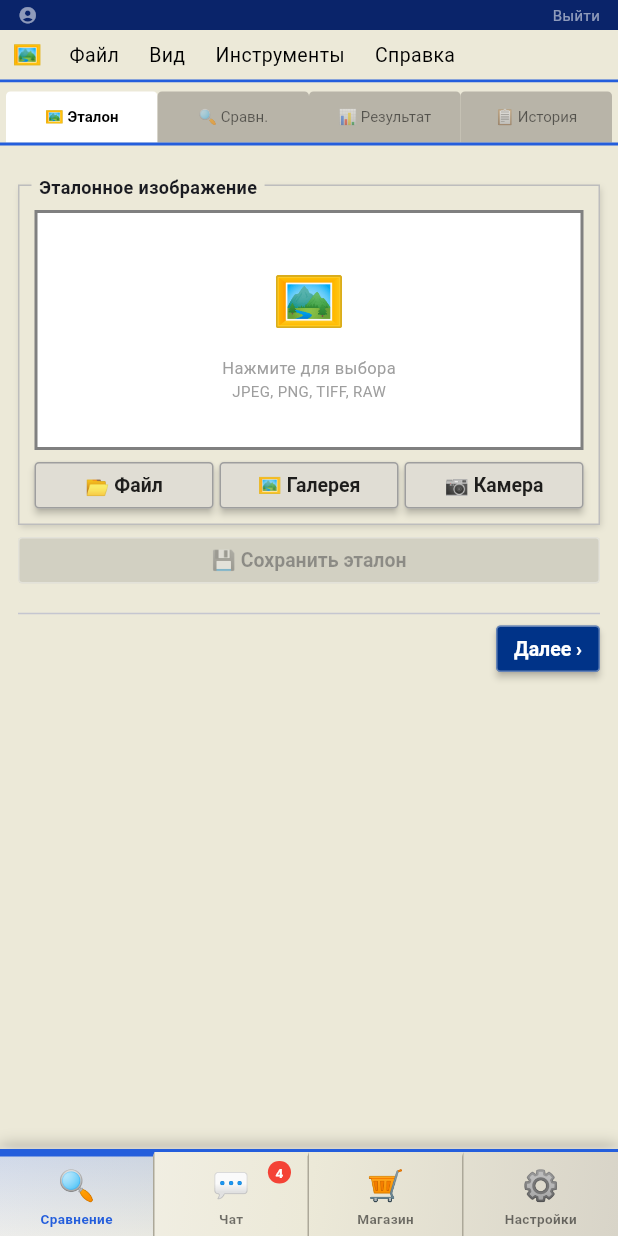
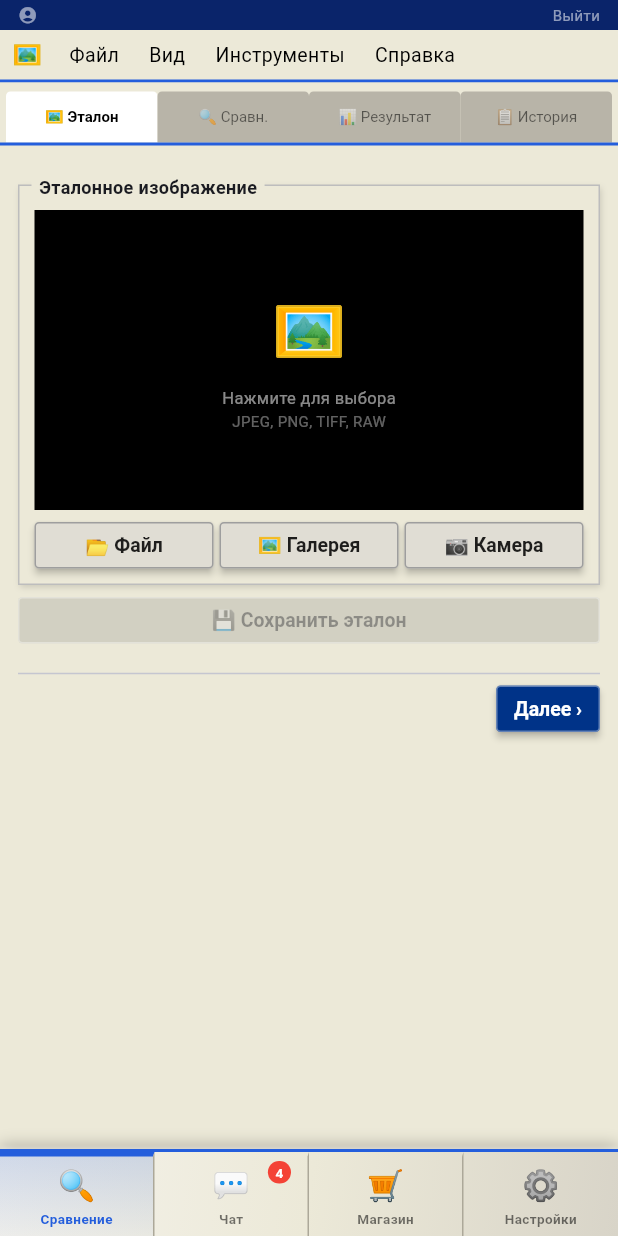
Before and after one commit to ppvesna/foto-compare, a Flutter app: the screen it shows once a user with an empty profile is signed in, on a phone screen of 412 x 824 dp. Run offline on Flutter 3.47's test engine with Material 3 defaults, Android fonts, the phone set to English and light mode, and no system bars; our stand-ins replace image_picker, sqflite, supabase_flutter; missing offline and left inert: google_mlkit_text_recognition, mobile_scanner; accounts and stored records are empty.

Commit message:
Redesign Эталон tab: ref1+ref2 merge overlay + AI quality check
- Эталонное изображение: black bg, BoxFit.contain, height 200
- Наложить и совместить: works with two reference shots (ref1 static,
  ref2 draggable via InteractiveViewer); independent of cmpImg
- OpenCV объединить: ORB align + average pixels + auto-save as new ref
- AI анализ качества эталона: Claude quality check inline
- Added _pickRef2, _mergeRefImages, _analyzeReferenceWithAi
- Added AiCompareService.analyzeReference

https://claude.ai/code/session_01SYdGBKvBkUENM7TUXVJdMv

```diff
--- a/lib/screens/compare_screen.dart
+++ b/lib/screens/compare_screen.dart
@@ -49,6 +49,9 @@ class _CompareScreenState extends State<CompareScreen>
   Uint8List? _refAligned;
   Uint8List? _cmpAligned;
   Uint8List? _cmpOriginal; // оригинал до перспективы (для сброса)
+  Uint8List? _ref2Img;     // второй снимок эталона для объединения
+  AiAnalysis? _refAiResult;
+  bool _refAiLoading = false;
 
   // Ручное наложение на вкладке Эталон
   final _overlayCtrl = TransformationController();
@@ -193,6 +196,61 @@ class _CompareScreenState extends State<CompareScreen>
       _cmpAligned = cmp ?? _cmpImg;
     });
     _runCompare();
+  }
+
+  // ── Второй эталон: выбор ─────────────────────────
+  Future<void> _pickRef2(ImageSource source) async {
+    final x = await _picker.pickImage(source: source, imageQuality: 92);
+    if (x == null) return;
+    final bytes = await x.readAsBytes();
+    if (mounted) {
+      setState(() {
+        _ref2Img = bytes;
+        _overlayCtrl.value = Matrix4.identity();
+      });
+    }
+  }
+
+  // ── Объединение двух эталонов через OpenCV ────────
+  Future<void> _mergeRefImages() async {
+    if (_refImg == null || _ref2Img == null) return;
+    setState(() => _stacking = true);
+    try {
+      final aligned = await OpenCvService.alignImages(_refImg!, _ref2Img!);
+      final merged  = await compute(_averageImages, [_refImg!, aligned]);
+      if (!mounted) return;
+      final now = DateTime.now();
+      final label =
+          '${now.day.toString().padLeft(2,'0')}.${now.month.toString().padLeft(2,'0')}.${now.year}';
+      await ReferenceStorage.save(merged, label: label);
+      setState(() {
+        _refImg        = merged;
+        _refAligned    = null;
+        _ref2Img       = null;
+        _savedRefLabel = label;
+        _overlayCtrl.value = Matrix4.identity();
+      });
+      xpDlg(context, 'Готово', 'Два снимка объединены и сохранены как эталон.');
+    } catch (e) {
+      if (mounted) xpDlg(context, 'Ошибка', e.toString());
+    } finally {
+      if (mounted) setState(() => _stacking = false);
+    }
+  }
+
+  // ── AI анализ качества эталона ───────────────────
+  Future<void> _analyzeReferenceWithAi() async {
+    if (_refImg == null) return;
+    setState(() { _refAiLoading = true; _refAiResult = null; });
+    try {
+      // Отправляем эталон дважды — Claude оценивает его качество как образца
+      final result = await AiCompareService.analyzeReference(_refImg!);
+      if (mounted) setState(() => _refAiResult = result);
+    } catch (e) {
+      if (mounted) xpDlg(context, 'Ошибка AI', e.toString());
+    } finally {
+      if (mounted) setState(() => _refAiLoading = false);
+    }
   }
 
   // ── AI анализ через Claude Vision ─────────────────
@@ -660,68 +718,49 @@ class _CompareScreenState extends State<CompareScreen>
     return SingleChildScrollView(
       padding: const EdgeInsets.all(12),
       child: Column(children: [
+        // ── Эталонное изображение ────────────────────
         XpGroup(
             label: 'Эталонное изображение',
             child: Column(children: [
               GestureDetector(
                 onTap: () => _pickImage(true),
                 child: Container(
-                  height: 160,
+                  height: 200,
                   width: double.infinity,
-                  decoration: BoxDecoration(
-                    border: Border.all(
-                        color: _refImg != null
-                            ? AppTheme.blue
-                            : AppTheme.border,
-                        width: 2),
-                    color: Colors.white,
-                  ),
+                  color: Colors.black,
                   child: _stacking
                       ? const Center(child: Column(
                           mainAxisSize: MainAxisSize.min,
                           children: [
-                            CircularProgressIndicator(),
+                            CircularProgressIndicator(color: Colors.white),
                             SizedBox(height: 8),
-                            Text('Усреднение снимков...',
-                                style: TextStyle(fontSize: 11)),
+                            Text('Объединение снимков...',
+                                style: TextStyle(fontSize: 11, color: Colors.white70)),
                           ]))
                       : _refImg != null
-                      ? Image.memory(_refImg!, fit: BoxFit.cover)
+                      ? Image.memory(_refImg!, fit: BoxFit.contain)
                       : const Column(
                           mainAxisAlignment: MainAxisAlignment.center,
                           children: [
-                            Text('🖼️',
-                                style: TextStyle(fontSize: 40)),
+                            Text('🖼️', style: TextStyle(fontSize: 40)),
                             SizedBox(height: 8),
                             Text('Нажмите для выбора',
-                                style: TextStyle(
-                                    fontSize: 11,
-                                    color: Colors.grey)),
+                                style: TextStyle(fontSize: 11, color: Colors.white54)),
                             Text('JPEG, PNG, TIFF, RAW',
-                                style: TextStyle(
-                                    fontSize: 10,
-                                    color: Colors.grey)),
+                                style: TextStyle(fontSize: 10, color: Colors.white38)),
                           ]),
                 ),
               ),
               const SizedBox(height: 8),
               Row(children: [
-                Expanded(
-                    child: XpBtn(
-                        label: '📂 Файл',
-                        onPressed: () => _pickImage(true))),
+                Expanded(child: XpBtn(label: '📂 Файл',    onPressed: () => _pickImage(true))),
                 const SizedBox(width: 4),
-                Expanded(
-                    child: XpBtn(
-                        label: '🖼️ Галерея',
-                        onPressed: () => _pickImage(true))),
+                Expanded(child: XpBtn(label: '🖼️ Галерея', onPressed: () => _pickImage(true))),
                 const SizedBox(width: 4),
-                Expanded(
-                    child: XpBtn(
-                        label: '📷 Камера',
-                        onPressed: () => _pickImage(true))),
+                Expanded(child: XpBtn(label: '📷 Камера',  onPressed: () => _pickImage(true))),
               ]),
             ])),
+
         if (_savedRefLabel != null)
           Container(
             margin: const EdgeInsets.only(top: 8),
@@ -733,7 +772,7 @@ class _CompareScreenState extends State<CompareScreen>
             child: Row(children: [
               const Text('💾', style: TextStyle(fontSize: 14)),
               const SizedBox(width: 6),
-              Expanded(child: Text('Эталон сохранён: $_savedRefLabel',
+              Expanded(child: Text('Сохранён: $_savedRefLabel',
                   style: const TextStyle(fontSize: 11, color: AppTheme.simHigh))),
               XpBtn(label: '🗑 Сбросить', danger: true, onPressed: _clearReference),
             ]),
@@ -745,71 +784,66 @@ class _CompareScreenState extends State<CompareScreen>
               primary: true,
               onPressed: _refImg != null ? _saveReference : null)),
         ]),
-        if (_cmpImg != null)
+
+        // ── Наложить и совместить ────────────────────
+        if (_refImg != null) ...[
+          const SizedBox(height: 8),
           XpGroup(
               label: 'Наложить и совместить',
-              child: Column(children: [
+              child: Column(crossAxisAlignment: CrossAxisAlignment.stretch, children: [
+                // Если второй снимок не загружен — кнопки выбора
+                if (_ref2Img == null) ...[
                   const Text(
-                    'Перетащите фото поверх эталона. Совместите — нажмите ОК.',
-                    style: TextStyle(fontSize: 11, color: Colors.grey)),
-                const SizedBox(height: 8),
-                // Overlay viewer
+                      'Загрузите второй снимок эталона для объединения.\n'
+                      'OpenCV выровняет и усреднит оба снимка.',
+                      style: TextStyle(fontSize: 11, color: Colors.grey, height: 1.5)),
+                  const SizedBox(height: 10),
+                  Row(children: [
+                    Expanded(child: XpBtn(
+                        label: '🖼️ Галерея',
+                        onPressed: () => _pickRef2(ImageSource.gallery))),
+                    const SizedBox(width: 4),
+                    Expanded(child: XpBtn(
+                        label: '📷 Камера',
+                        onPressed: () => _pickRef2(ImageSource.camera))),
+                  ]),
+                ] else ...[
+                  // Overlay: эталон 1 (фон) + эталон 2 (двигается)
                   ClipRect(
                     child: Container(
-                    height: 230,
+                      height: 240,
                       color: Colors.black,
                       child: LayoutBuilder(builder: (_, c) {
                         WidgetsBinding.instance.addPostFrameCallback((_) {
-                        _overlayViewerSize =
-                            Size(c.maxWidth, c.maxHeight);
+                          _overlayViewerSize = Size(c.maxWidth, c.maxHeight);
                         });
                         return Stack(fit: StackFit.expand, children: [
-                        // Эталон — неподвижный фон
                           Image.memory(_refImg!, fit: BoxFit.contain),
-                        // Сравниваемое — перетаскиваемое наложение
                           Opacity(
                             opacity: _overlayOpacity,
                             child: InteractiveViewer(
                               transformationController: _overlayCtrl,
-                            boundaryMargin:
-                                const EdgeInsets.all(double.infinity),
+                              boundaryMargin: const EdgeInsets.all(double.infinity),
                               minScale: 0.1,
                               maxScale: 6.0,
-                            child: Image.memory(_cmpImg!,
-                                fit: BoxFit.contain),
-                          ),
-                        ),
-                        // Рамка захвата
-                        IgnorePointer(
-                          child: CustomPaint(
-                              painter:
-                                  _FrameOverlayPainter(_framePad)),
-                        ),
-                        // Подписи
-                        const Positioned(
-                            left: 8,
-                            top: 8,
-                            child: _ImgLabel('Эталон')),
-                        const Positioned(
-                            right: 8,
-                            top: 8,
-                            child: _ImgLabel('Фото ↕↔')),
+                              child: Image.memory(_ref2Img!, fit: BoxFit.contain),
+                            ),
+                          ),
+                          const Positioned(left: 8, top: 8,
+                              child: _ImgLabel('Эталон 1')),
+                          const Positioned(right: 8, top: 8,
+                              child: _ImgLabel('Эталон 2 ↕↔')),
                         ]);
                       }),
                     ),
                   ),
                   const SizedBox(height: 6),
-                // Прозрачность наложения
                   Row(children: [
-                  const SizedBox(
-                      width: 90,
-                      child: Text('Прозрачность:',
-                          style: TextStyle(fontSize: 11))),
-                  Expanded(
-                      child: Slider(
+                    const SizedBox(width: 90,
+                        child: Text('Прозрачность:', style: TextStyle(fontSize: 11))),
+                    Expanded(child: Slider(
                       value: _overlayOpacity,
-                    onChanged: (v) =>
-                        setState(() => _overlayOpacity = v),
+                      onChanged: (v) => setState(() => _overlayOpacity = v),
                       activeColor: AppTheme.blue,
                     )),
                     Text('${(_overlayOpacity * 100).round()}%',
@@ -817,24 +851,58 @@ class _CompareScreenState extends State<CompareScreen>
                   ]),
                   Row(children: [
                     XpBtn(
-                      label: '⟳ Сброс',
-                      onPressed: () => setState(
-                          () => _overlayCtrl.value =
-                              Matrix4.identity())),
+                        label: '🗑 Убрать',
+                        danger: true,
+                        onPressed: () => setState(() {
+                          _ref2Img = null;
+                          _overlayCtrl.value = Matrix4.identity();
+                        })),
                     const Spacer(),
                     XpBtn(
-                      label: '✅ ОК — Совместить и сравнить',
+                        label: '🔀 OpenCV объединить',
                         primary: true,
-                      onPressed: _applyOverlayAlignment),
-                ]),
+                        onPressed: _stacking ? null : _mergeRefImages),
+                  ]),
+                ],
+
+                // AI анализ эталона
+                const SizedBox(height: 8),
+                const Divider(),
+                const SizedBox(height: 6),
+                if (_refAiLoading)
+                  const Center(child: Padding(
+                    padding: EdgeInsets.symmetric(vertical: 8),
+                    child: Row(mainAxisSize: MainAxisSize.min, children: [
+                      SizedBox(width: 16, height: 16,
+                          child: CircularProgressIndicator(strokeWidth: 2)),
+                      SizedBox(width: 10),
+                      Text('AI анализирует эталон...', style: TextStyle(fontSize: 11)),
+                    ]),
+                  ))
+                else if (_refAiResult != null) ...[
+                  _aiVerdictBadge(_refAiResult!),
+                  const SizedBox(height: 6),
+                  if (_refAiResult!.recommendations.isNotEmpty)
+                    ..._refAiResult!.recommendations.map((r) => Padding(
+                      padding: const EdgeInsets.only(bottom: 3),
+                      child: Row(crossAxisAlignment: CrossAxisAlignment.start, children: [
+                        const Text('• ', style: TextStyle(fontSize: 11)),
+                        Expanded(child: Text(r, style: const TextStyle(fontSize: 11, height: 1.4))),
+                      ]),
+                    )),
+                  const SizedBox(height: 6),
+                  XpBtn(label: '🔄 Повторить AI анализ', onPressed: _analyzeReferenceWithAi),
+                ] else
+                  XpBtn(
+                      label: '🤖 AI анализ качества эталона',
+                      onPressed: _refImg != null ? _analyzeReferenceWithAi : null),
               ])),
+        ],
+
         const SizedBox(height: 12),
         const Divider(),
         Row(mainAxisAlignment: MainAxisAlignment.end, children: [
-          XpBtn(
-              label: 'Далее ›',
-              primary: true,
-              onPressed: () => _tabs.animateTo(1)),
+          XpBtn(label: 'Далее ›', primary: true, onPressed: () => _tabs.animateTo(1)),
         ]),
       ]),
     );
```
Also changed, not shown: lib/services/ai_compare_service.dart (+21 -0 lines). Lines whose indentation alone changed are shown as unchanged.
